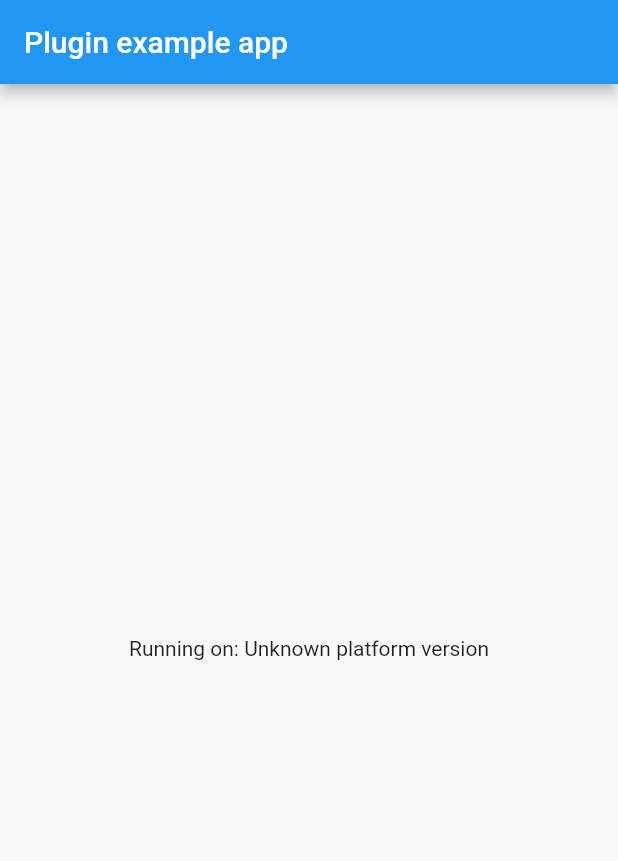
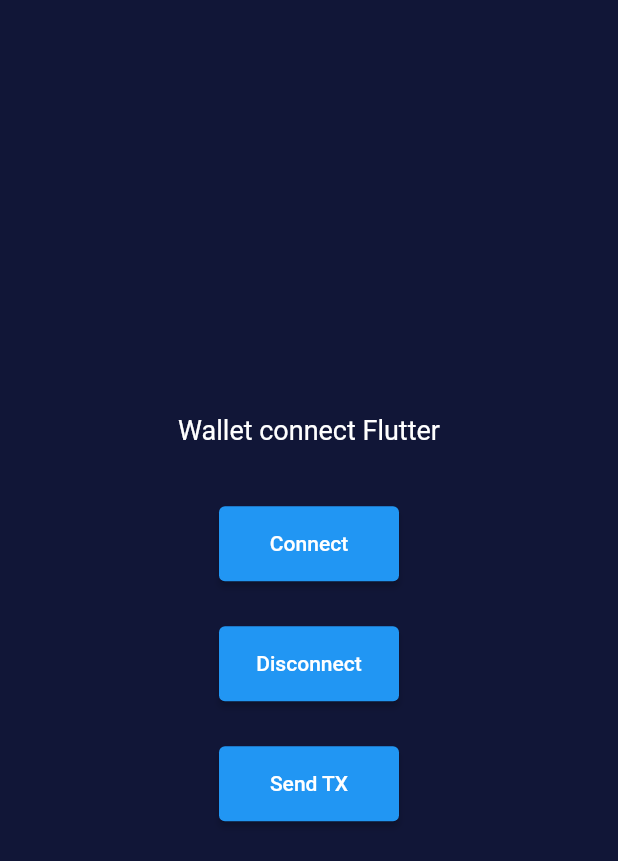
Before and after one commit to fuseio/wallet-connect-poc, a Flutter app: the screen it shows after launch, on a phone screen of 412 x 824 dp. Shown: the top 861 px of the screen. Run offline on Flutter 3.47's test engine with Material 2 defaults, Android fonts, the phone set to English and light mode, and no system bars.

Commit message:
example main

```diff
--- a/example/lib/main.dart
+++ b/example/lib/main.dart
@@ -1,10 +1,12 @@
+ //@dart = 2.3
+import 'dart:async';
 import 'package:flutter/material.dart';
-import 'dart:async';
-
 import 'package:flutter/services.dart';
 import 'package:wallet_connect_flutter/wallet_connect_flutter.dart';
 
+
 void main() {
+  WidgetsFlutterBinding.ensureInitialized();
   runApp(MyApp());
 }
 
@@ -14,7 +16,7 @@ class MyApp extends StatefulWidget {
 }
 
 class _MyAppState extends State<MyApp> {
-  String _platformVersion = 'Unknown';
+  String platformVersion = 'Unknown';
 
   @override
   void initState() {
@@ -22,37 +24,50 @@ class _MyAppState extends State<MyApp> {
     initPlatformState();
   }
 
-  // Platform messages are asynchronous, so we initialize in an async method.
   Future<void> initPlatformState() async {
     String platformVersion;
-    // Platform messages may fail, so we use a try/catch PlatformException.
-    // We also handle the message potentially returning null.
     try {
-      platformVersion =
-          await WalletConnectFlutter.platformVersion ?? 'Unknown platform version';
+      platformVersion = await WalletConnectFlutter.platformVersion;
     } on PlatformException {
       platformVersion = 'Failed to get platform version.';
     }
 
-    // If the widget was removed from the tree while the asynchronous platform
-    // message was in flight, we want to discard the reply rather than calling
-    // setState to update our non-existent appearance.
     if (!mounted) return;
 
     setState(() {
-      _platformVersion = platformVersion;
+      platformVersion = platformVersion;
     });
   }
+
+
 
   @override
   Widget build(BuildContext context) {
     return MaterialApp(
       home: Scaffold(
-        appBar: AppBar(
-          title: const Text('Plugin example app'),
-        ),
+        backgroundColor: const Color(0xff111637),
         body: Center(
-          child: Text('Running on: $_platformVersion\n'),
+          child: Container(
+            child: Column(
+              mainAxisAlignment: MainAxisAlignment.center,
+              crossAxisAlignment: CrossAxisAlignment.center,
+              children: [
+                Text("Wallet connect Flutter",style: TextStyle(color: Colors.white,fontSize: 18),),
+                Padding(
+                  padding: const EdgeInsets.only(top: 40.0),
+                  child: Container(width: 120,height: 50, child: ElevatedButton(onPressed: (){}, child: Text("Connect"))),
+                ),
+                Padding(
+                  padding: const EdgeInsets.only(top: 30.0),
+                  child: Container(width: 120,height: 50,child: ElevatedButton(onPressed: (){}, child: Text("Disconnect"))),
+                ),
+                Padding(
+                  padding: const EdgeInsets.only(top: 30.0),
+                  child: Container(width: 120,height: 50, child: ElevatedButton(onPressed: (){}, child: Text("Send TX"))),
+                ),
+              ],
+            ),
+          ),
         ),
       ),
     );
```
Also changed, not shown: 1 other file.
